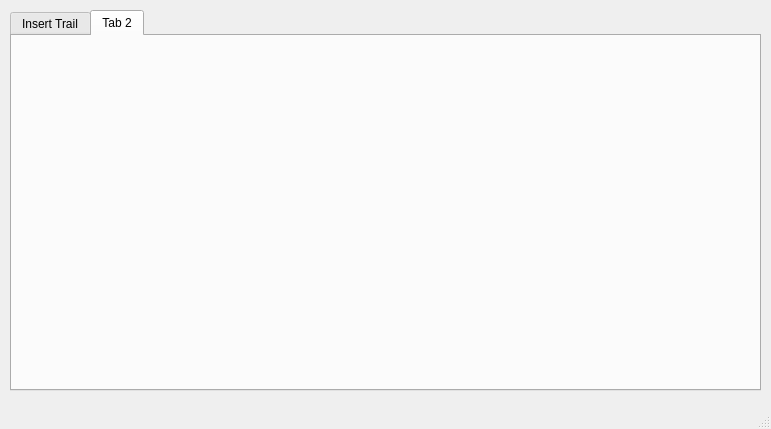
Before: the Qt Designer form ui/editor.ui in lviiholic/AUTO_Trail, drawn with Qt 5.
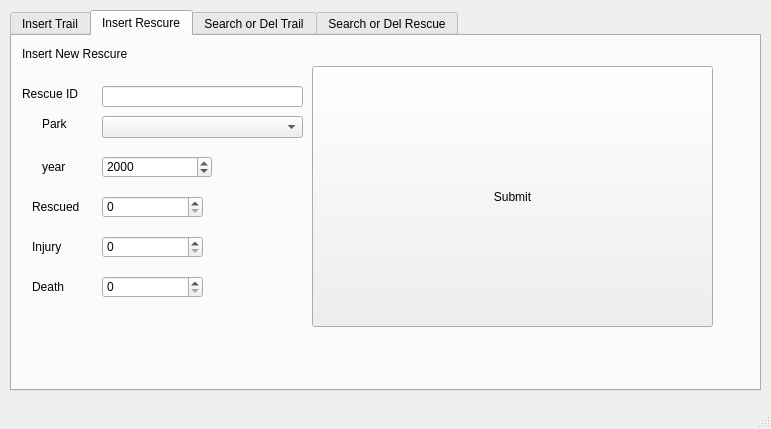
After: the same form once the commit is applied. The open tabs and pages were chosen to show the change.

The edit to the form file:
```diff
--- a/ui/editor.ui
+++ b/ui/editor.ui
@@ -27,7 +27,10 @@
      </rect>
     </property>
     <property name="currentIndex">
-     <number>0</number>
+     <number>3</number>
+    </property>
+    <property name="movable">
+     <bool>true</bool>
     </property>
     <widget class="QWidget" name="InsertTrail">
      <attribute name="title">
@@ -315,8 +318,303 @@
     </widget>
     <widget class="QWidget" name="tab_4">
      <attribute name="title">
-      <string>Tab 2</string>
+      <string>Insert Rescure</string>
      </attribute>
+     <widget class="QLabel" name="label_13">
+      <property name="geometry">
+       <rect>
+        <x>10</x>
+        <y>10</y>
+        <width>161</width>
+        <height>16</height>
+       </rect>
+      </property>
+      <property name="text">
+       <string>Insert New Rescure</string>
+      </property>
+     </widget>
+     <widget class="QLabel" name="label_14">
+      <property name="geometry">
+       <rect>
+        <x>10</x>
+        <y>50</y>
+        <width>72</width>
+        <height>15</height>
+       </rect>
+      </property>
+      <property name="text">
+       <string>Rescue ID</string>
+      </property>
+     </widget>
+     <widget class="QLineEdit" name="lineEdit_2">
+      <property name="geometry">
+       <rect>
+        <x>90</x>
+        <y>50</y>
+        <width>201</width>
+        <height>21</height>
+       </rect>
+      </property>
+     </widget>
+     <widget class="QComboBox" name="parkInput_2">
+      <property name="geometry">
+       <rect>
+        <x>90</x>
+        <y>80</y>
+        <width>201</width>
+        <height>22</height>
+       </rect>
+      </property>
+     </widget>
+     <widget class="QLabel" name="label_15">
+      <property name="geometry">
+       <rect>
+        <x>30</x>
+        <y>80</y>
+        <width>41</width>
+        <height>16</height>
+       </rect>
+      </property>
+      <property name="text">
+       <string>Park</string>
+      </property>
+     </widget>
+     <widget class="QDateEdit" name="yearInput">
+      <property name="geometry">
+       <rect>
+        <x>90</x>
+        <y>120</y>
+        <width>110</width>
+        <height>22</height>
+       </rect>
+      </property>
+      <property name="displayFormat">
+       <string>yyyy</string>
+      </property>
+     </widget>
+     <widget class="QLabel" name="label_16">
+      <property name="geometry">
+       <rect>
+        <x>30</x>
+        <y>120</y>
+        <width>41</width>
+        <height>21</height>
+       </rect>
+      </property>
+      <property name="text">
+       <string>year</string>
+      </property>
+     </widget>
+     <widget class="QLabel" name="label_17">
+      <property name="geometry">
+       <rect>
+        <x>20</x>
+        <y>160</y>
+        <width>61</width>
+        <height>21</height>
+       </rect>
+      </property>
+      <property name="text">
+       <string>Rescued</string>
+      </property>
+     </widget>
+     <widget class="QSpinBox" name="resInput">
+      <property name="geometry">
+       <rect>
+        <x>90</x>
+        <y>160</y>
+        <width>101</width>
+        <height>22</height>
+       </rect>
+      </property>
+     </widget>
+     <widget class="QLabel" name="label_18">
+      <property name="geometry">
+       <rect>
+        <x>20</x>
+        <y>200</y>
+        <width>61</width>
+        <height>21</height>
+       </rect>
+      </property>
+      <property name="text">
+       <string>Injury</string>
+      </property>
+     </widget>
+     <widget class="QSpinBox" name="injInput">
+      <property name="geometry">
+       <rect>
+        <x>90</x>
+        <y>200</y>
+        <width>101</width>
+        <height>22</height>
+       </rect>
+      </property>
+     </widget>
+     <widget class="QLabel" name="label_19">
+      <property name="geometry">
+       <rect>
+        <x>20</x>
+        <y>240</y>
+        <width>61</width>
+        <height>21</height>
+       </rect>
+      </property>
+      <property name="text">
+       <string>Death</string>
+      </property>
+     </widget>
+     <widget class="QSpinBox" name="deathInput">
+      <property name="geometry">
+       <rect>
+        <x>90</x>
+        <y>240</y>
+        <width>101</width>
+        <height>22</height>
+       </rect>
+      </property>
+     </widget>
+     <widget class="QPushButton" name="pushButton">
+      <property name="geometry">
+       <rect>
+        <x>300</x>
+        <y>30</y>
+        <width>401</width>
+        <height>261</height>
+       </rect>
+      </property>
+      <property name="text">
+       <string>Submit</string>
+      </property>
+     </widget>
+    </widget>
+    <widget class="QWidget" name="tSearch">
+     <attribute name="title">
+      <string>Search or Del Trail</string>
+     </attribute>
+     <widget class="QLabel" name="label_20">
+      <property name="geometry">
+       <rect>
+        <x>30</x>
+        <y>10</y>
+        <width>161</width>
+        <height>31</height>
+       </rect>
+      </property>
+      <property name="text">
+       <string>Search by Trail ID</string>
+      </property>
+     </widget>
+     <widget class="QLineEdit" name="tIDin">
+      <property name="geometry">
+       <rect>
+        <x>190</x>
+        <y>20</y>
+        <width>271</width>
+        <height>21</height>
+       </rect>
+      </property>
+     </widget>
+     <widget class="QPushButton" name="searchBtn">
+      <property name="geometry">
+       <rect>
+        <x>480</x>
+        <y>10</y>
+        <width>251</width>
+        <height>201</height>
+       </rect>
+      </property>
+      <property name="text">
+       <string>Search</string>
+      </property>
+     </widget>
+     <widget class="QTextBrowser" name="trailShow">
+      <property name="geometry">
+       <rect>
+        <x>30</x>
+        <y>60</y>
+        <width>441</width>
+        <height>251</height>
+       </rect>
+      </property>
+     </widget>
+     <widget class="QPushButton" name="delBtn">
+      <property name="geometry">
+       <rect>
+        <x>530</x>
+        <y>230</y>
+        <width>151</width>
+        <height>71</height>
+       </rect>
+      </property>
+      <property name="text">
+       <string>Delete</string>
+      </property>
+     </widget>
+    </widget>
+    <widget class="QWidget" name="rSearch">
+     <attribute name="title">
+      <string>Search or Del Rescue</string>
+     </attribute>
+     <widget class="QLineEdit" name="rIDin">
+      <property name="geometry">
+       <rect>
+        <x>180</x>
+        <y>20</y>
+        <width>271</width>
+        <height>21</height>
+       </rect>
+      </property>
+     </widget>
+     <widget class="QLabel" name="label_21">
+      <property name="geometry">
+       <rect>
+        <x>0</x>
+        <y>10</y>
+        <width>171</width>
+        <height>31</height>
+       </rect>
+      </property>
+      <property name="text">
+       <string>Search by Rescure ID</string>
+      </property>
+     </widget>
+     <widget class="QPushButton" name="delBtn_2">
+      <property name="geometry">
+       <rect>
+        <x>520</x>
+        <y>230</y>
+        <width>151</width>
+        <height>71</height>
+       </rect>
+      </property>
+      <property name="text">
+       <string>Delete</string>
+      </property>
+     </widget>
+     <widget class="QTextBrowser" name="rescueShow">
+      <property name="geometry">
+       <rect>
+        <x>20</x>
+        <y>60</y>
+        <width>441</width>
+        <height>251</height>
+       </rect>
+      </property>
+     </widget>
+     <widget class="QPushButton" name="searchBtn_2">
+      <property name="geometry">
+       <rect>
+        <x>470</x>
+        <y>10</y>
+        <width>251</width>
+        <height>201</height>
+       </rect>
+      </property>
+      <property name="text">
+       <string>Search</string>
+      </property>
+     </widget>
     </widget>
    </widget>
   </widget>
```
Left out of the diff: 16 changed lines with no effect on the pictures.
